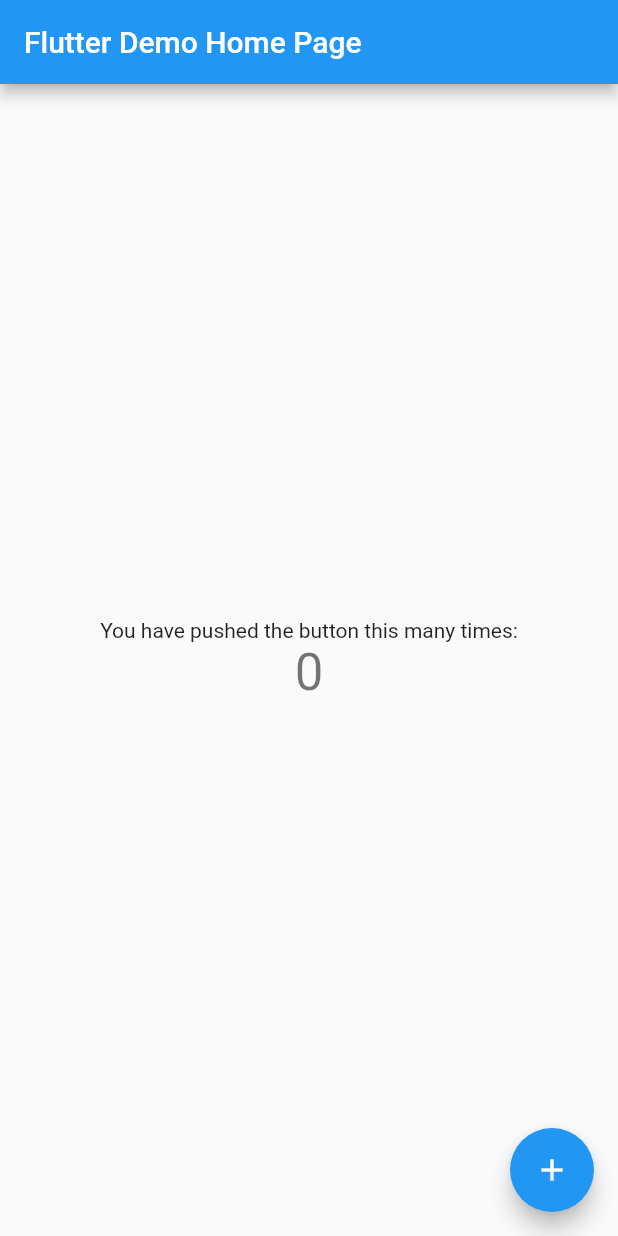
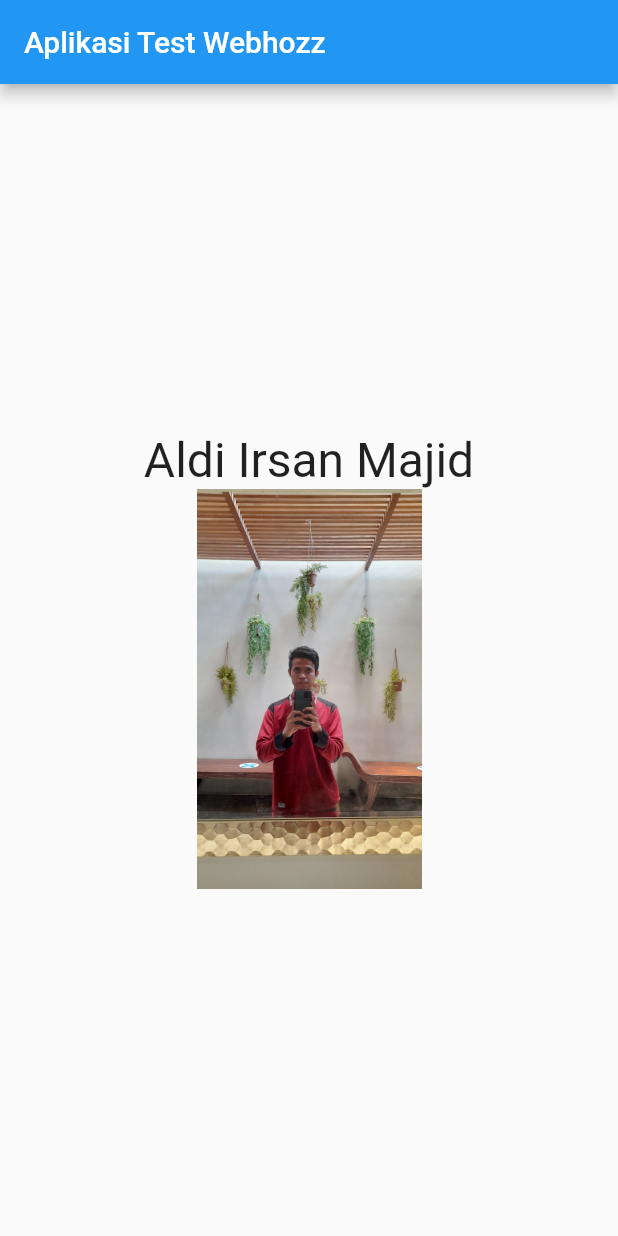
Before and after one commit to imaldi/webhozz_app, a Flutter app: the screen it shows after launch, on a phone screen of 412 x 824 dp. Run offline on Flutter 3.47's test engine with Material 2 defaults, Android fonts, the phone set to English and light mode, and no system bars.

Commit message:
nomor 1 done

```diff
--- a/lib/main.dart
+++ b/lib/main.dart
@@ -71,7 +71,7 @@ class _MyHomePageState extends State<MyHomePage> {
       appBar: AppBar(
         // Here we take the value from the MyHomePage object that was created by
         // the App.build method, and use it to set our appbar title.
-        title: Text(widget.title),
+        title: Text("Aplikasi Test Webhozz"),
       ),
       body: Center(
         // Center is a layout widget. It takes a single child and positions it
@@ -94,20 +94,13 @@ class _MyHomePageState extends State<MyHomePage> {
           mainAxisAlignment: MainAxisAlignment.center,
           children: <Widget>[
             Text(
-              'You have pushed the button this many times:',
+              'Aldi Irsan Majid',
+              style: TextStyle(fontSize: 32),
             ),
-            Text(
-              '$_counter',
-              style: Theme.of(context).textTheme.headline4,
-            ),
+            Image.asset("assets/images/my_photo.jpg",width: 150,),
           ],
         ),
-      ),
-      floatingActionButton: FloatingActionButton(
-        onPressed: _incrementCounter,
-        tooltip: 'Increment',
-        child: Icon(Icons.add),
-      ), // This trailing comma makes auto-formatting nicer for build methods.
+      ),// This trailing comma makes auto-formatting nicer for build methods.
     );
   }
 }
--- a/pubspec.yaml
+++ b/pubspec.yaml
@@ -45,8 +45,8 @@ flutter:
   uses-material-design: true
 
   # To add assets to your application, add an assets section, like this:
-  # assets:
-  #   - images/a_dot_burr.jpeg
+  assets:
+   - assets/images/
   #   - images/a_dot_ham.jpeg
 
   # An image asset can refer to one or more resolution-specific "variants", see
```
Also changed, not shown: assets/images/my_photo.jpg (added).
